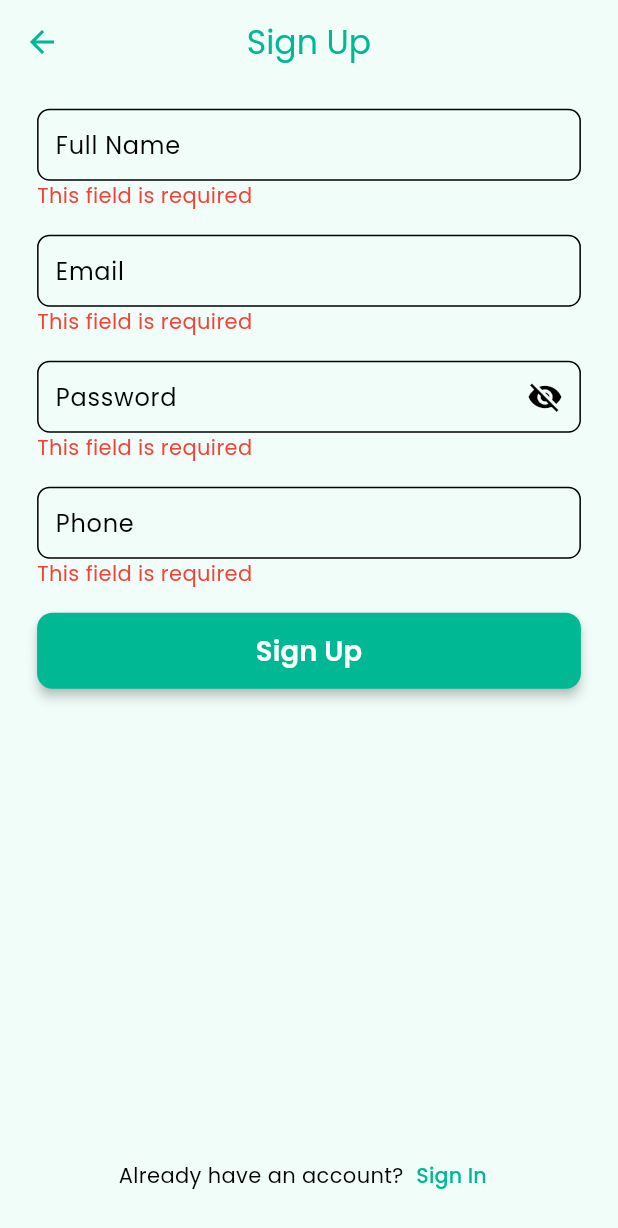
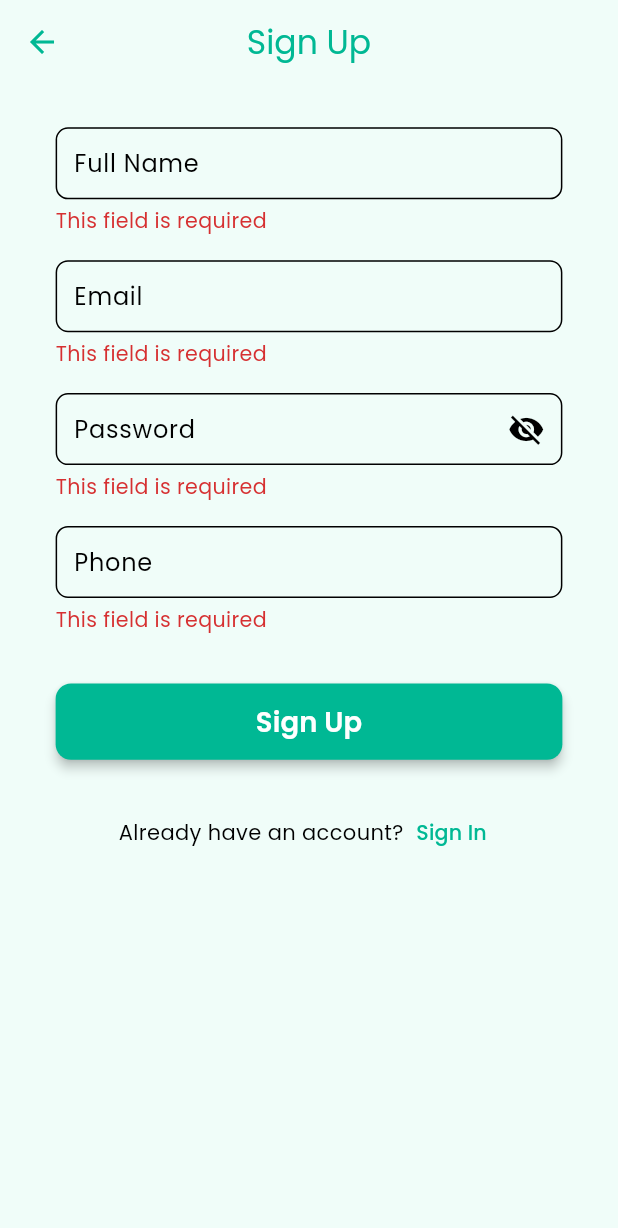
Before and after one commit to sgamzeo/firebase_challenge, a Flutter app: the SignUpPage screen opened by its route, after a tap on "Sign Up", on a phone screen of 412 x 824 dp. Shown: the top 1228 px of the screen. Run offline on Flutter 3.47's test engine with Material 3 defaults, Android fonts, the phone set to English and light mode, and no system bars; our stand-ins replace cached_network_image, device_preview, firebase_auth, firebase_core, flutter_screenutil, google_fonts; accounts and stored records are empty.

```diff
--- a/lib/core/components/custom_form.dart
+++ b/lib/core/components/custom_form.dart
@@ -1,117 +1,196 @@
 import 'package:firebase_challenge/core/components/custom_button.dart';
 import 'package:firebase_challenge/core/components/custom_text_field.dart';
+import 'package:firebase_challenge/core/components/form_field_data.dart';
+import 'package:firebase_challenge/core/constants/dimens.dart';
+import 'package:firebase_challenge/core/helpers/api_error_halper.dart';
 import 'package:firebase_challenge/core/helpers/validator_helper.dart';
 import 'package:flutter/material.dart';
 
 class CustomForm extends StatefulWidget {
   final List<FormFieldData> fields;
-  final VoidCallback onSubmit;
+  final Future<void> Function(Map<String, dynamic> values) onSubmit;
   final String submitText;
+  final String title;
+  final FormStateManager formState;
 
   const CustomForm({
     super.key,
     required this.fields,
     required this.onSubmit,
+    required this.formState,
     this.submitText = 'Submit',
+    this.title = '',
   });
 
   @override
   State<CustomForm> createState() => _CustomFormState();
 }
 
-class FormFieldData {
-  final FieldType fieldType;
-  final String? label;
-  final String? hint;
-  final ValidatorType validatorType;
-  final TextEditingController controller = TextEditingController();
-  final FocusNode focusNode = FocusNode();
+class _CustomFormState extends State<CustomForm> {
+  final _formKey = GlobalKey<FormState>();
+  bool _isSubmitting = false;
 
-  FormFieldData({
-    required this.fieldType,
-    this.label,
-    this.hint,
-    this.validatorType = ValidatorType.none,
+  @override
+  void initState() {
+    super.initState();
+    // Initialize errors for all fields
+    for (final field in widget.fields) {
+      widget.formState.setFieldError(field.key, null);
+    }
+  }
+
+  @override
+  void dispose() {
+    for (final field in widget.fields) {
+      field.controller.dispose();
+      field.focusNode.dispose();
+    }
+    super.dispose();
+  }
+
+  String? _validateField(FormFieldData field) {
+    return ValidatorHelper.validate(field.controller.text, field.validatorType);
+  }
+
+  void _onFieldSubmitted(String value, FormFieldData field) {
+    final error = _validateField(field);
+    setState(() {
+      widget.formState.setFieldError(field.key, error);
     });
   }
 
-class _CustomFormState extends State<CustomForm> {
-  final _formKey = GlobalKey<FormState>();
-  final Map<FormFieldData, String?> errors = {};
+  void _onFieldChanged(String value, FormFieldData field) {
+    if (!field.focusNode.hasFocus &&
+        widget.formState.fieldErrors[field.key] != null) {
+      final error = _validateField(field);
+      setState(() {
+        widget.formState.setFieldError(field.key, error);
+      });
+    }
+  }
+
+  void _toggleObscureText(FormFieldData field) {
+    setState(() {
+      field.obscureText = !field.obscureText;
+    });
+  }
+
+  Future<void> _submitForm() async {
+    FocusScope.of(context).unfocus();
+
+    // Validate all fields
+    final Map<String, String?> newErrors = {};
+    bool hasErrors = false;
+
+    for (final field in widget.fields) {
+      final error = _validateField(field);
+      newErrors[field.key] = error;
+      if (error != null) hasErrors = true;
+    }
+
+    // Update form state
+    setState(() {
+      widget.formState.clearFieldErrors();
+      newErrors.forEach((key, value) {
+        widget.formState.setFieldError(key, value);
+      });
+    });
+
+    if (hasErrors) return;
+
+    setState(() {
+      _isSubmitting = true;
+      widget.formState.clearApiError();
+    });
+
+    try {
+      final formValues = {
+        for (final field in widget.fields) field.key: field.controller.text,
+      };
+
+      await widget.onSubmit(formValues);
+    } catch (error) {
+      setState(() {
+        widget.formState.setApiError(ApiErrorHandler.getErrorMessage(error));
+      });
+    } finally {
+      if (mounted) {
+        setState(() {
+          _isSubmitting = false;
+        });
+      }
+    }
+  }
 
   @override
   Widget build(BuildContext context) {
     return GestureDetector(
       onTap: () => FocusScope.of(context).unfocus(),
+      child: Container(
+        padding: Dimens.paddingMedium,
+        decoration: BoxDecoration(
+          borderRadius: BorderRadius.circular(Dimens.borderRadiusLarge),
+        ),
         child: Form(
           key: _formKey,
           child: Column(
+            crossAxisAlignment: CrossAxisAlignment.start,
+            mainAxisSize: MainAxisSize.min,
             children: [
+              if (widget.title.isNotEmpty) ...[
+                Text(
+                  widget.title,
+                  style: TextStyle(
+                    fontSize: Dimens.fontSizeHeadline,
+                    fontWeight: FontWeight.bold,
+                  ),
+                ),
+                SizedBox(height: Dimens.spaceLarge),
+              ],
               ...widget.fields.map(
-              (f) => Padding(
-                padding: const EdgeInsets.only(bottom: 16),
-                child: Column(
-                  children: [
-                    CustomTextField(
-                      fieldType: f.fieldType,
-                      labelText: f.label,
-                      hintText: f.hint,
-                      controller: f.controller,
-                      focusNode: f.focusNode,
-                      obscureText: f.fieldType == FieldType.password,
-                      onToggle: () {
-                        setState(() {});
-                      },
-                      onChanged: (_) {
-                        if (!f.focusNode.hasFocus) {
-                          setState(() {
-                            errors[f] = ValidatorHelper.validate(
-                              f.controller.text,
-                              f.validatorType,
-                            );
-                          });
-                        }
-                      },
-                      validatorType: f.validatorType,
+                (field) => Padding(
+                  padding: EdgeInsets.only(bottom: Dimens.spaceLarge),
+                  child: CustomTextField(
+                    key: ValueKey(field.key),
+                    fieldType: field.fieldType,
+                    labelText: field.label,
+                    hintText: field.hint,
+                    controller: field.controller,
+                    focusNode: field.focusNode,
+                    obscureText: field.obscureText,
+                    onToggle: field.isPassword
+                        ? () => _toggleObscureText(field)
+                        : null,
+                    onChanged: (value) => _onFieldChanged(value, field),
+                    onSubmitted: (value) => _onFieldSubmitted(value, field),
+                    validator: (value) => _validateField(field),
+                    errorText: widget.formState.fieldErrors[field.key],
                   ),
-                    if (errors[f] != null)
-                      Align(
-                        alignment: Alignment.centerLeft,
+                ),
+              ),
+              if (widget.formState.apiError != null)
+                Padding(
+                  padding: EdgeInsets.only(bottom: Dimens.spaceLarge),
                   child: Text(
-                          errors[f]!,
-                          style: TextStyle(color: Colors.red),
+                    widget.formState.apiError!,
+                    style: TextStyle(
+                      color: Theme.of(context).colorScheme.error,
+                      fontSize: Dimens.fontSizeBody,
                     ),
+                  ),
+                ),
+              SizedBox(height: Dimens.spaceLarge),
+              CustomButton(
+                onPressed: _isSubmitting ? null : _submitForm,
+                text: widget.submitText,
+                isLoading: _isSubmitting,
+                size: ButtonSize.medium,
+                fullWidth: true,
               ),
             ],
           ),
         ),
       ),
-            SizedBox(
-              width: double.infinity,
-              child: CustomButton(
-                text: widget.submitText,
-                onPressed: () {
-                  bool valid = true;
-                  setState(() {
-                    for (var field in widget.fields) {
-                      final error = ValidatorHelper.validate(
-                        field.controller.text,
-                        field.validatorType,
-                      );
-                      errors[field] = error;
-                      if (error != null) valid = false;
-                    }
-                  });
-                  if (valid) {
-                    FocusScope.of(context).unfocus();
-                    widget.onSubmit();
-                  }
-                },
-              ),
-            ),
-          ],
-        ),
-      ),
     );
   }
 }
--- a/lib/core/components/custom_text_field.dart
+++ b/lib/core/components/custom_text_field.dart
@@ -1,7 +1,6 @@
 import 'package:firebase_challenge/core/constants/dimens.dart';
+import 'package:firebase_challenge/core/helpers/validator_helper.dart';
 import 'package:flutter/material.dart';
-
-enum FieldType { email, password, phone, normal }
 
 class CustomTextField extends StatelessWidget {
   final FocusNode? focusNode;
@@ -11,9 +10,12 @@ class CustomTextField extends StatelessWidget {
   final TextInputType? keyboardType;
   final TextEditingController? controller;
   final ValueChanged<String>? onChanged;
+  final ValueChanged<String>? onSubmitted;
   final bool autofocus;
   final bool obscureText;
   final VoidCallback? onToggle;
+  final FormFieldValidator<String>? validator;
+  final String? errorText;
 
   const CustomTextField({
     super.key,
@@ -24,10 +26,12 @@ class CustomTextField extends StatelessWidget {
     this.keyboardType,
     this.controller,
     this.onChanged,
+    this.onSubmitted,
     this.autofocus = false,
     this.obscureText = false,
     this.onToggle,
-    required validatorType,
+    this.validator,
+    this.errorText,
   });
 
   @override
@@ -49,23 +53,28 @@ class CustomTextField extends StatelessWidget {
         break;
       case FieldType.phone:
         defaultLabel = 'Phone';
-        defaultHint = '05XXXXXXXXX';
+        defaultHint = '1234567890';
         defaultKeyboard = TextInputType.phone;
         break;
       case FieldType.normal:
-        defaultLabel = labelText ?? '';
-        defaultHint = hintText ?? '';
+        defaultLabel = labelText ?? 'Input';
+        defaultHint = hintText ?? 'Enter text';
         defaultKeyboard = TextInputType.text;
         break;
     }
 
-    return TextField(
+    return Column(
+      crossAxisAlignment: CrossAxisAlignment.start,
+      children: [
+        TextFormField(
           focusNode: focusNode,
           controller: controller,
           obscureText: fieldType == FieldType.password ? obscureText : false,
           keyboardType: keyboardType ?? defaultKeyboard,
           onChanged: onChanged,
+          onFieldSubmitted: onSubmitted,
           autofocus: autofocus,
+          validator: validator,
           decoration: InputDecoration(
             labelText: labelText ?? defaultLabel,
             hintText: hintText ?? defaultHint,
@@ -77,11 +86,25 @@ class CustomTextField extends StatelessWidget {
                 ? IconButton(
                     icon: Icon(
                       obscureText ? Icons.visibility_off : Icons.visibility,
+                      size: Dimens.iconSizeMedium,
                     ),
                     onPressed: onToggle,
                   )
                 : null,
           ),
+        ),
+        if (errorText != null && errorText!.isNotEmpty)
+          Padding(
+            padding: EdgeInsets.only(top: Dimens.spaceTiny),
+            child: Text(
+              errorText!,
+              style: TextStyle(
+                color: Theme.of(context).colorScheme.error,
+                fontSize: Dimens.fontSizeCaption,
+              ),
+            ),
+          ),
+      ],
     );
   }
 }
--- /dev/null
+++ b/lib/core/components/form_field_data.dart
@@ -0,0 +1,62 @@
+import 'package:firebase_challenge/core/helpers/validator_helper.dart';
+import 'package:flutter/material.dart';
+
+class FormFieldData {
+  final String key;
+  final FieldType fieldType;
+  final String? label;
+  final String? hint;
+  final ValidatorType validatorType;
+  final TextEditingController controller;
+  final FocusNode focusNode;
+  final bool isPassword;
+  bool obscureText;
+
+  FormFieldData({
+    required this.key,
+    required this.fieldType,
+    this.label,
+    this.hint,
+    this.validatorType = ValidatorType.none,
+    TextEditingController? controller,
+    FocusNode? focusNode,
+  }) : controller = controller ?? TextEditingController(),
+       focusNode = focusNode ?? FocusNode(),
+       isPassword = fieldType == FieldType.password,
+       obscureText = fieldType == FieldType.password;
+}
+
+// Generic Form State Management
+class FormStateManager {
+  final Map<String, String?> _fieldErrors = {};
+  String? _apiError;
+
+  Map<String, String?> get fieldErrors => _fieldErrors;
+  String? get apiError => _apiError;
+
+  void setFieldError(String fieldKey, String? error) {
+    _fieldErrors[fieldKey] = error;
+  }
+
+  void setApiError(String? error) {
+    _apiError = error;
+  }
+
+  void clearFieldErrors() {
+    _fieldErrors.clear();
+  }
+
+  void clearApiError() {
+    _apiError = null;
+  }
+
+  void clearAllErrors() {
+    clearFieldErrors();
+    clearApiError();
+  }
+
+  bool get hasErrors {
+    return _fieldErrors.values.any((error) => error != null) ||
+        _apiError != null;
+  }
+}
--- /dev/null
+++ b/lib/core/helpers/api_error_halper.dart
@@ -0,0 +1,9 @@
+class ApiErrorHandler {
+  static String getErrorMessage(dynamic error) {
+    if (error is String) return error;
+
+    // Handle different error types here
+    // This is a generic implementation that can be extended
+    return 'An unexpected error occurred';
+  }
+}
--- a/lib/core/helpers/validator_helper.dart
+++ b/lib/core/helpers/validator_helper.dart
@@ -1,26 +1,40 @@
-import 'package:firebase_challenge/core/extensions/regex_extensions.dart';
+enum FieldType { email, password, phone, normal }
 
-enum ValidatorType { email, password, phone, creditCard, turkishId, url, none }
+enum ValidatorType { none, email, password, phone, required }
 
+// client side
 class ValidatorHelper {
-  static String? validate(String? value, ValidatorType type) {
-    if (value == null || value.isEmpty) return 'This field is required';
+  static String? validate(String value, ValidatorType type) {
+    if (value.isEmpty) {
+      return 'This field is required';
+    }
 
     switch (type) {
       case ValidatorType.email:
-        return value.isEmail ? null : 'Invalid email';
+        final emailRegex = RegExp(r'^[^@]+@[^@]+\.[^@]+');
+        if (!emailRegex.hasMatch(value)) {
+          return 'Please enter a valid email address';
+        }
+        break;
       case ValidatorType.password:
-        return value.isStrongPassword ? null : 'Weak password';
+        if (value.length < 6) {
+          return 'Password must be at least 6 characters';
+        }
+        break;
       case ValidatorType.phone:
-        return value.isTurkishPhone ? null : 'Invalid phone';
-      case ValidatorType.creditCard:
-        return value.isCreditCard ? null : 'Invalid credit card';
-      case ValidatorType.turkishId:
-        return value.isTurkishId ? null : 'Invalid ID';
-      case ValidatorType.url:
-        return value.isUrl ? null : 'Invalid URL';
+        final phoneRegex = RegExp(r'^[0-9]{10,15}$');
+        if (!phoneRegex.hasMatch(value)) {
+          return 'Please enter a valid phone number';
+        }
+        break;
+      case ValidatorType.required:
+        if (value.isEmpty) {
+          return 'This field is required';
+        }
+        break;
       case ValidatorType.none:
-        return null;
+        break;
     }
+    return null;
   }
 }
--- a/lib/feature/banana_tree_community/view/sign_up_page.dart
+++ b/lib/feature/banana_tree_community/view/sign_up_page.dart
@@ -1,39 +1,83 @@
+import 'package:firebase_challenge/core/components/form_field_data.dart';
+import 'package:firebase_challenge/core/helpers/api_error_halper.dart';
+import 'package:flutter/material.dart';
+import 'package:firebase_challenge/core/components/custom_text_button.dart';
 import 'package:firebase_challenge/core/components/custom_form.dart';
-import 'package:firebase_challenge/core/components/custom_text_button.dart';
-import 'package:firebase_challenge/core/components/custom_text_field.dart';
 import 'package:firebase_challenge/core/constants/dimens.dart';
-import 'package:flutter/material.dart';
+import 'package:firebase_challenge/core/helpers/validator_helper.dart';
+import 'package:firebase_challenge/core/route/routes.dart';
+import 'package:firebase_challenge/core/services/firebase_auth_service.dart';
 
 class SignUpPage extends StatelessWidget {
   const SignUpPage({super.key});
 
   @override
   Widget build(BuildContext context) {
+    Dimens.init(context);
+    final authService = FirebaseAuthService();
+    final formState = FormStateManager();
+
     final fields = [
-      FormFieldData(fieldType: FieldType.normal, label: 'Full Name'),
-      FormFieldData(fieldType: FieldType.email),
-      FormFieldData(fieldType: FieldType.password),
-      FormFieldData(fieldType: FieldType.phone),
+      FormFieldData(
+        key: 'name',
+        fieldType: FieldType.normal,
+        label: 'Full Name',
+        hint: 'Enter your full name',
+        validatorType: ValidatorType.required,
+      ),
+      FormFieldData(
+        key: 'email',
+        fieldType: FieldType.email,
+        label: 'Email',
+        hint: 'example@domain.com',
+        validatorType: ValidatorType.email,
+      ),
+      FormFieldData(
+        key: 'password',
+        fieldType: FieldType.password,
+        label: 'Password',
+        hint: 'Enter your password',
+        validatorType: ValidatorType.password,
+      ),
+      FormFieldData(
+        key: 'phone',
+        fieldType: FieldType.phone,
+        label: 'Phone',
+        hint: '1234567890',
+        validatorType: ValidatorType.phone,
+      ),
     ];
+
+    Future<void> _handleSubmit(Map<String, dynamic> values) async {
+      final email = values['email'] as String;
+      final password = values['password'] as String;
+
+      try {
+        await authService.createUser(email: email, password: password);
+        Navigator.pushReplacementNamed(context, AppRoutes.chasingLegends);
+      } catch (e) {
+        formState.setApiError(ApiErrorHandler.getErrorMessage(e));
+      }
+    }
 
     return Scaffold(
       appBar: AppBar(title: const Text('Sign Up'), centerTitle: true),
       body: Padding(
         padding: Dimens.pagePaddingMedium,
+        child: SingleChildScrollView(
           child: Column(
             children: [
-            Expanded(
-              child: CustomForm(
+              CustomForm(
                 fields: fields,
-                onSubmit: () {},
+                onSubmit: _handleSubmit,
                 submitText: 'Sign Up',
-              ),
+                formState: formState,
               ),
               SizedBox(height: Dimens.spaceMedium),
               Row(
                 mainAxisAlignment: MainAxisAlignment.center,
                 children: [
-                Text("Already have an account?"),
+                  const Text("Already have an account?"),
                   CustomTextButton(
                     text: 'Sign In',
                     onPressed: () {
@@ -45,6 +89,7 @@ class SignUpPage extends StatelessWidget {
             ],
           ),
         ),
+      ),
     );
   }
 }
```
Also changed, not shown: lib/core/services/firebase_auth_service.dart (added, +75 -0 lines), lib/feature/banana_tree_community/view/sign_in_page.dart (+26 -6 lines), 1 other file. Lines whose indentation alone changed are shown as unchanged.
